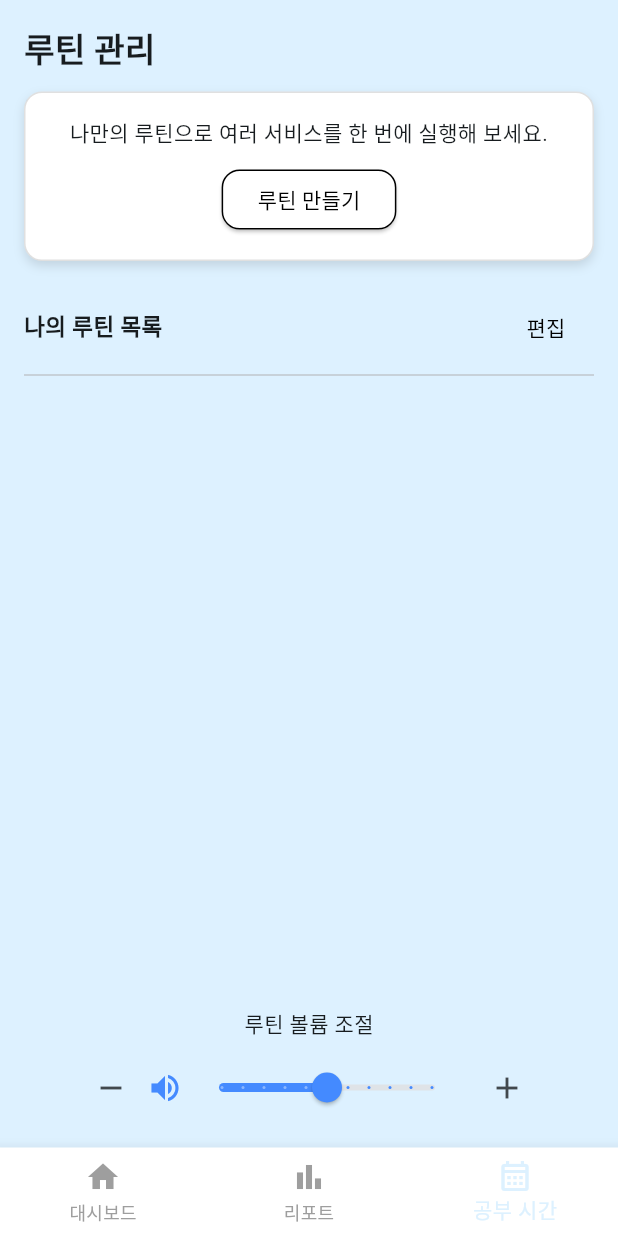
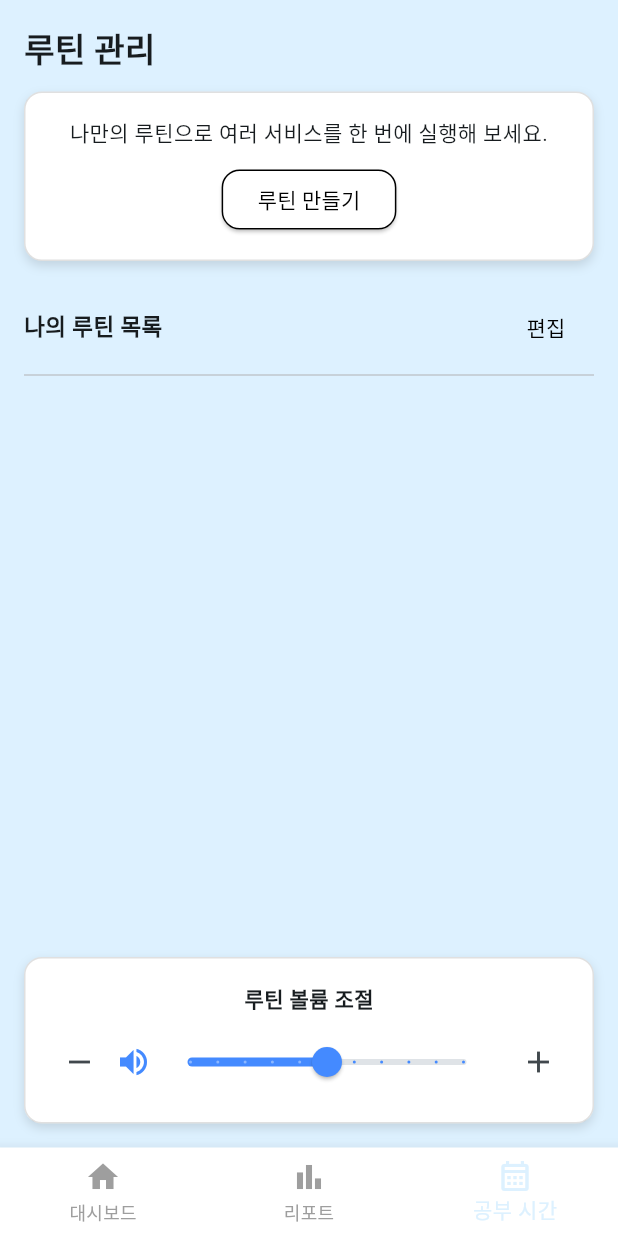
Before and after one commit to jbbaek/IoT-frontend, a Flutter app: the screen it shows after launch, item 3 of the bottom bar chosen, on a phone screen of 412 x 824 dp. Run offline on Flutter 3.47's test engine with Material 3 defaults, Android fonts, the light colour scheme and no system bars; our stand-ins replace fl_chart; network calls fail.

Commit message:
통합 수정함

```diff
--- a/lib/pages/routine_page.dart
+++ b/lib/pages/routine_page.dart
@@ -224,10 +224,26 @@ class _RoutinePageState extends State<RoutinePage> {
 
             const SizedBox(height: 10),
 
-            // 볼륨 조절
-            Column(
+            Container(
+              padding: const EdgeInsets.symmetric(vertical: 16, horizontal: 12),
+              decoration: BoxDecoration(
+                color: Colors.white,
+                borderRadius: BorderRadius.circular(12),
+                border: Border.all(color: Colors.black12),
+                boxShadow: [
+                  BoxShadow(
+                    color: Colors.black12,
+                    blurRadius: 5,
+                    offset: const Offset(0, 3),
+                  )
+                ],
+              ),
+              child: Column(
                 children: [
-                const Text("루틴 볼륨 조절", style: TextStyle(fontSize: 14)),
+                  const Text(
+                    "루틴 볼륨 조절",
+                    style: TextStyle(fontSize: 14, fontWeight: FontWeight.w600),
+                  ),
                   const SizedBox(height: 8),
                   Row(
                     mainAxisAlignment: MainAxisAlignment.center,
@@ -241,7 +257,8 @@ class _RoutinePageState extends State<RoutinePage> {
                         },
                       ),
                       const Icon(Icons.volume_up, color: Colors.blueAccent),
-                    Slider(
+                      Expanded(
+                        child: Slider(
                           value: volume,
                           min: 0,
                           max: 10,
@@ -250,6 +267,7 @@ class _RoutinePageState extends State<RoutinePage> {
                           onChanged: (value) {
                             setState(() => volume = value);
                           },
+                        ),
                       ),
                       IconButton(
                         icon: const Icon(Icons.add),
@@ -263,6 +281,7 @@ class _RoutinePageState extends State<RoutinePage> {
                   ),
                 ],
               ),
+            ),
           ],
         ),
       ),
```
Lines whose indentation alone changed are shown as unchanged.
